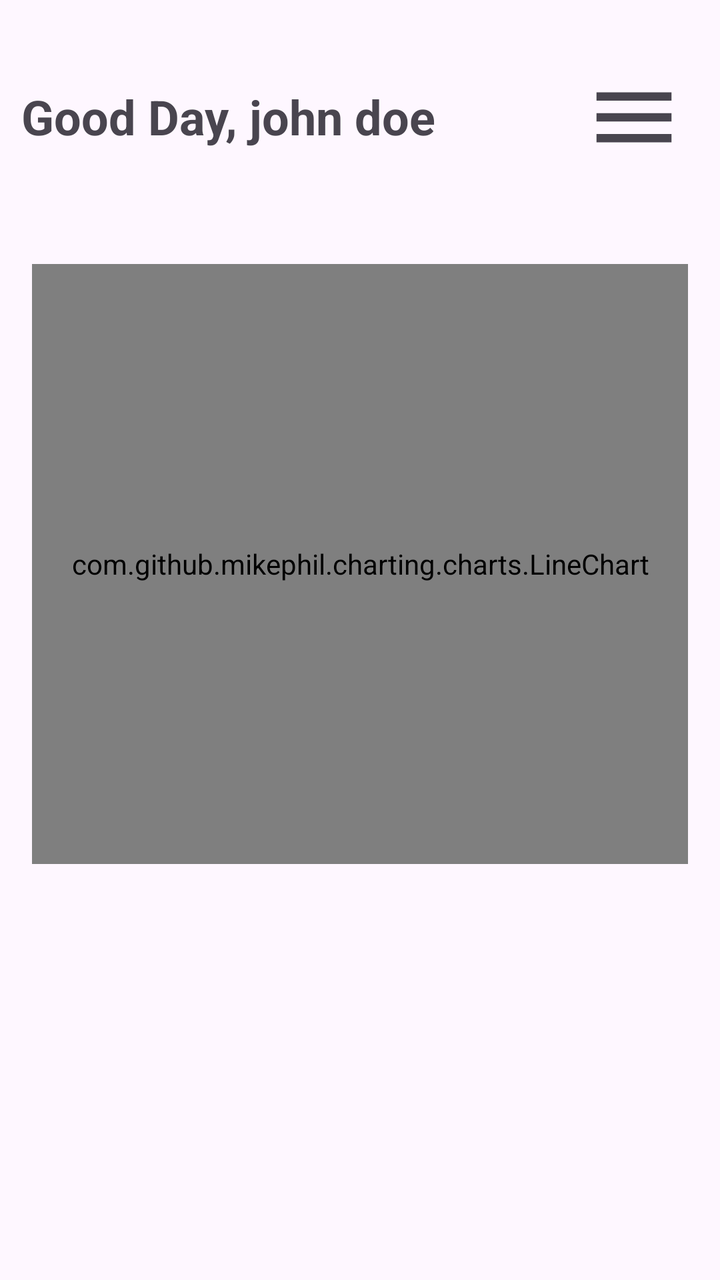
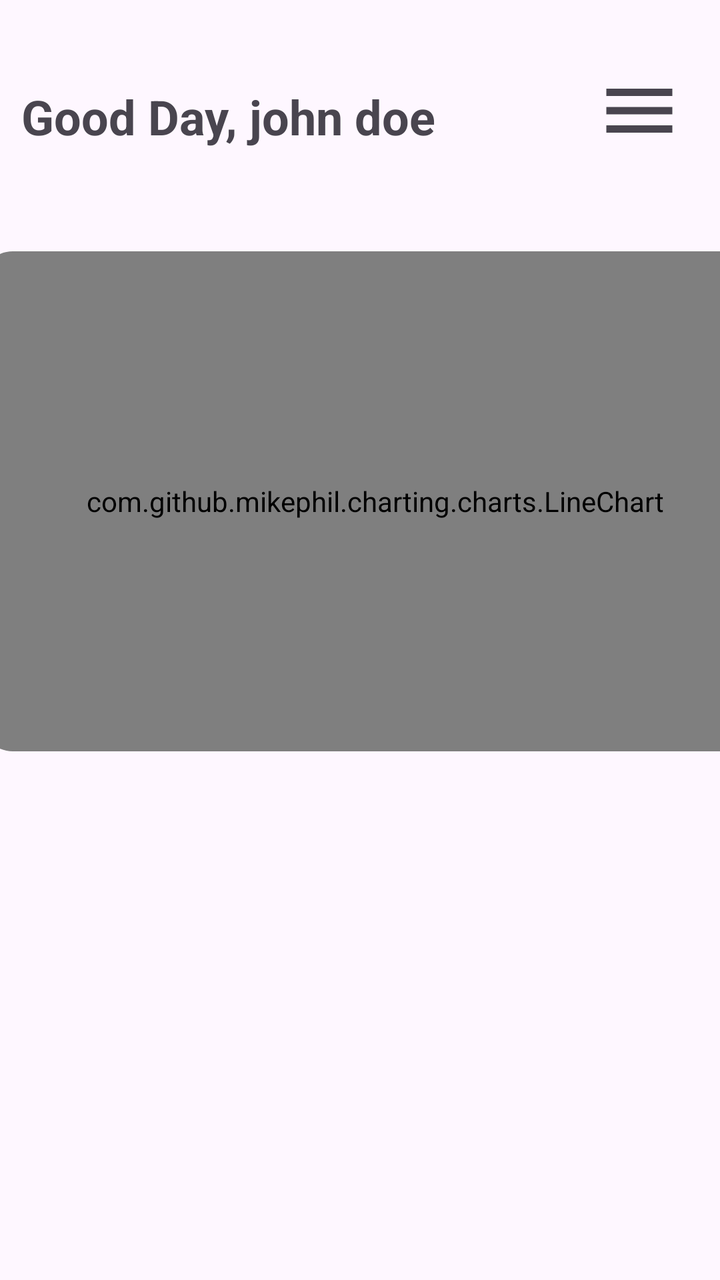

Before-and-after screenshots of an Android layout around one commit, followed by the original layout XML and the change that was made.
<!-- AndroidManifest.xml: application theme Theme.ApplicationLayerSoftwareFrameworkforSolarPoweredIoTSystems -->
<!-- res/layout/fragment_home.xml -->
<?xml version="1.0" encoding="utf-8"?>
<FrameLayout xmlns:android="http://schemas.android.com/apk/res/android"
    xmlns:app="http://schemas.android.com/apk/res-auto"
    xmlns:tools="http://schemas.android.com/tools"
    android:layout_width="match_parent"
    android:layout_height="match_parent"
    android:orientation="vertical"
    tools:context=".home">

   <androidx.core.widget.NestedScrollView
       android:layout_width="match_parent"
       android:layout_height="match_parent"
       android:fillViewport="true">

       <androidx.constraintlayout.widget.ConstraintLayout
           android:layout_width="match_parent"
           android:layout_height="match_parent">

           <TextView
               android:id="@+id/home_greeting"
               android:layout_width="wrap_content"
               android:layout_height="49dp"
               android:layout_gravity="center"
               android:gravity="center"
               android:text="Good Day, john doe"
               android:textAlignment="center"
               android:textSize="24sp"
               android:textStyle="bold"
               app:layout_constraintBottom_toBottomOf="parent"
               app:layout_constraintEnd_toEndOf="parent"
               app:layout_constraintHorizontal_bias="0.067"
               app:layout_constraintStart_toStartOf="parent"
               app:layout_constraintTop_toTopOf="parent"
               app:layout_constraintVertical_bias="0.057" />


           <ImageView
               android:id="@+id/home_menu_icon"
               android:layout_width="51dp"
               android:layout_height="50dp"
               android:background="?selectableItemBackground"
               android:clickable="true"
               android:contentDescription="Menu"
               android:focusable="true"
               android:src="@drawable/tn_home_menu"
               app:layout_constraintBottom_toBottomOf="parent"
               app:layout_constraintEnd_toEndOf="parent"
               app:layout_constraintHorizontal_bias="0.805"
               app:layout_constraintStart_toEndOf="@+id/home_greeting"
               app:layout_constraintTop_toTopOf="parent"
               app:layout_constraintVertical_bias="0.057" />

           <com.github.mikephil.charting.charts.LineChart
               android:id="@+id/summaryChart"
               android:layout_width="match_parent"
               android:layout_height="300dp"
               android:layout_marginTop="48dp"
               android:layout_marginStart="16dp"
               android:layout_marginEnd="16dp"
               app:layout_constraintBottom_toBottomOf="parent"
               app:layout_constraintEnd_toEndOf="parent"
               app:layout_constraintStart_toStartOf="parent"
               app:layout_constraintTop_toBottomOf="@+id/home_greeting"
               app:layout_constraintVertical_bias="0.007" />

       </androidx.constraintlayout.widget.ConstraintLayout>

   </androidx.core.widget.NestedScrollView>

</FrameLayout>
<!-- resources referenced by this layout -->
<resources>
  <!-- drawable tn_home_menu (drawable) -->
  <vector xmlns:android="http://schemas.android.com/apk/res/android"
      android:width="24dp"
      android:height="24dp"
      android:viewportWidth="960"
      android:viewportHeight="960"
      android:tint="?attr/colorControlNormal">
    <path
        android:fillColor="@android:color/white"
        android:pathData="M120,720L120,640L840,640L840,720L120,720ZM120,520L120,440L840,440L840,520L120,520ZM120,320L120,240L840,240L840,320L120,320Z"/>
  </vector>
  <style name="Theme.ApplicationLayerSoftwareFrameworkforSolarPoweredIoTSystems" parent="Base.Theme.ApplicationLayerSoftwareFrameworkforSolarPoweredIoTSystems" />
  <style name="Base.Theme.ApplicationLayerSoftwareFrameworkforSolarPoweredIoTSystems" parent="Theme.Material3.DayNight.NoActionBar">
          
          
      </style>
</resources>

<!-- the commit's change to res/layout/fragment_home.xml (unified diff, before → after) -->
@@ -36,8 +36,8 @@
 
            <ImageView
                android:id="@+id/home_menu_icon"
-               android:layout_width="51dp"
-               android:layout_height="50dp"
+               android:layout_width="60dp"
+               android:layout_height="44dp"
                android:background="?selectableItemBackground"
                android:clickable="true"
                android:contentDescription="Menu"
@@ -45,23 +45,31 @@
                android:src="@drawable/tn_home_menu"
                app:layout_constraintBottom_toBottomOf="parent"
                app:layout_constraintEnd_toEndOf="parent"
-               app:layout_constraintHorizontal_bias="0.805"
+               app:layout_constraintHorizontal_bias="0.876"
                app:layout_constraintStart_toEndOf="@+id/home_greeting"
                app:layout_constraintTop_toTopOf="parent"
-               app:layout_constraintVertical_bias="0.057" />
+               app:layout_constraintVertical_bias="0.056" />
 
-           <com.github.mikephil.charting.charts.LineChart
-               android:id="@+id/summaryChart"
-               android:layout_width="match_parent"
-               android:layout_height="300dp"
-               android:layout_marginTop="48dp"
-               android:layout_marginStart="16dp"
-               android:layout_marginEnd="16dp"
+           <androidx.cardview.widget.CardView
+               android:layout_width="394dp"
+               android:layout_height="250dp"
                app:layout_constraintBottom_toBottomOf="parent"
                app:layout_constraintEnd_toEndOf="parent"
+               app:layout_constraintHorizontal_bias="0.296"
                app:layout_constraintStart_toStartOf="parent"
-               app:layout_constraintTop_toBottomOf="@+id/home_greeting"
-               app:layout_constraintVertical_bias="0.007" />
+               app:layout_constraintTop_toTopOf="parent"
+               app:cardCornerRadius="16dp"
+               android:elevation="4dp"
+               app:cardBackgroundColor="#F0F0F0"
+               app:layout_constraintVertical_bias="0.322">
+
+               <com.github.mikephil.charting.charts.LineChart
+                   android:id="@+id/summaryChart"
+                   android:layout_width="match_parent"
+                   android:layout_height="match_parent" />
+
+           </androidx.cardview.widget.CardView>
+
 
        </androidx.constraintlayout.widget.ConstraintLayout>
 
